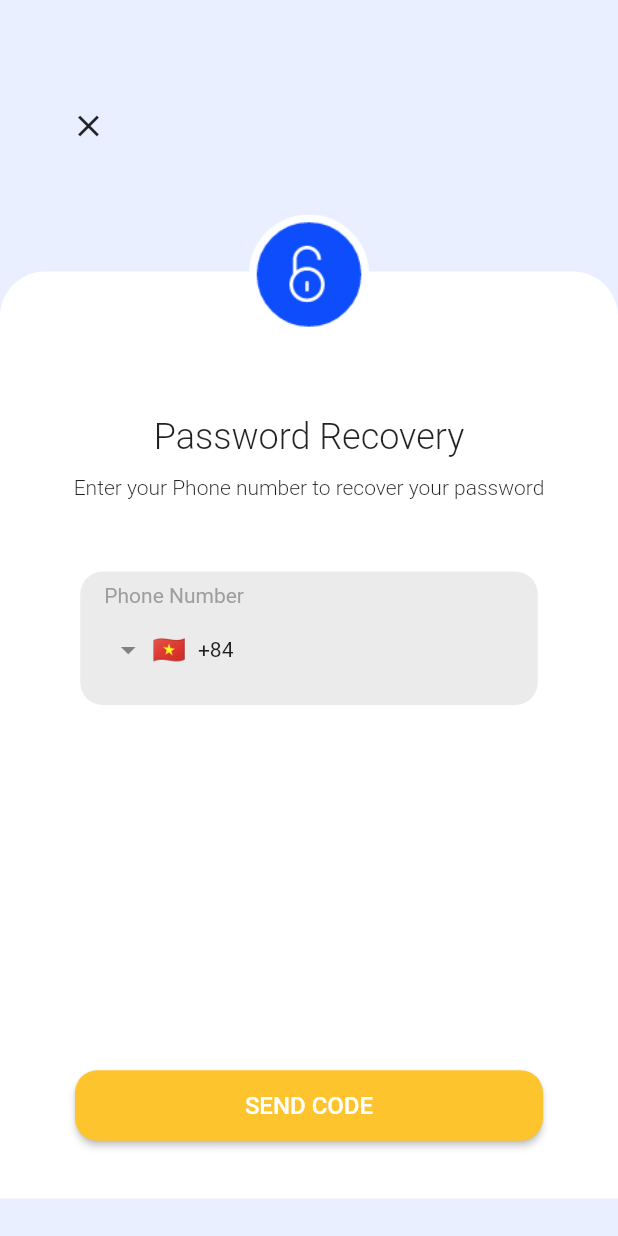
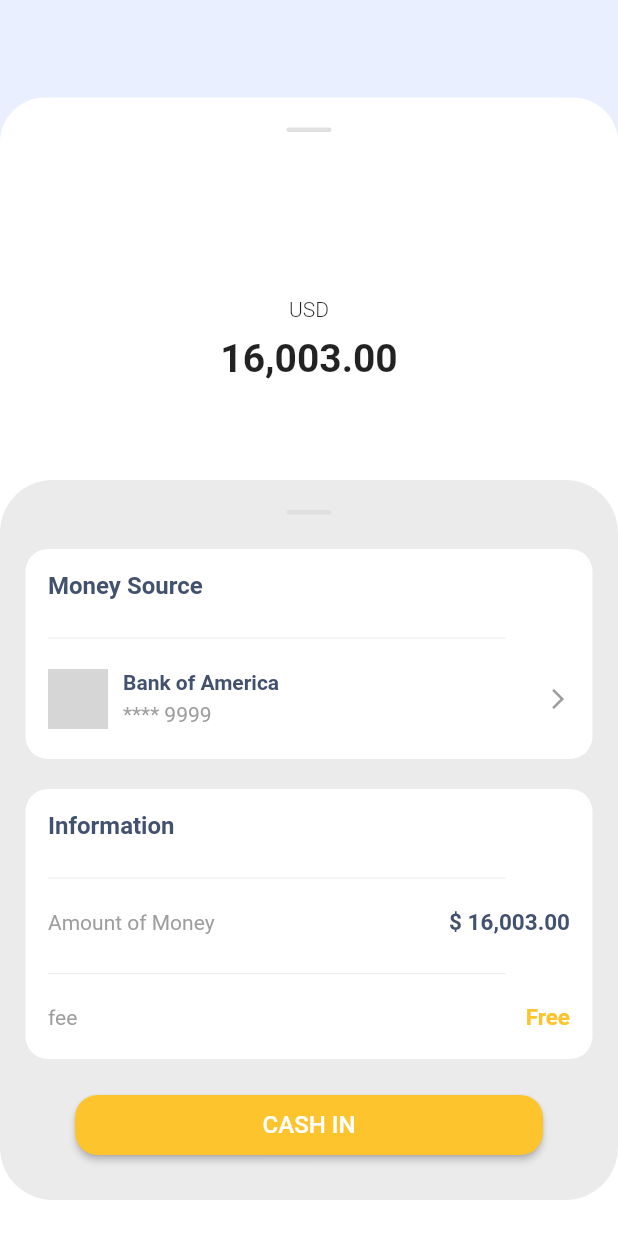
Before and after one commit to AhmedNasser1999/walt, a Flutter app: the screen it shows after launch, on a phone screen of 412 x 824 dp. Run offline on Flutter 3.47's test engine with Material 2 defaults, Android fonts, the phone set to English and light mode, and no system bars; drawn by our look-alikes of intl_phone_field; our stand-ins replace hexcolor, pinput; missing offline and left inert: mask_input_formatter; grey boxes are pictures that could not be loaded.

Commit message:
abdo1=>20/7

```diff
--- a/lib/components/components.dart
+++ b/lib/components/components.dart
@@ -154,3 +154,19 @@ TextFormField buildTextForm(formatter,TextEditingController controller, hintText
     ),
   );
 }
+Container buildContainerDivider() {
+  return Container(
+    height: 3,
+    width: 30,
+    decoration: BoxDecoration(
+        color: Colors.grey[300],
+        borderRadius: BorderRadius.circular(5)),
+  );
+}
+Container myDivider() {
+  return Container(
+    height: 0.7,
+    width: 305,
+    color: Colors.grey[200],
+  );
+}
--- a/lib/main.dart
+++ b/lib/main.dart
@@ -3,6 +3,9 @@ import 'package:walt/screens/password_recovery/getting_started.dart';
 import 'package:walt/screens/password_recovery/passwordrecovery.dart';
 import 'package:walt/screens/password_recovery/resetpassword.dart';
 import 'package:walt/screens/password_recovery/verifyidentity.dart';
+import 'package:walt/screens/top_up/confirm_toUP.dart';
+import 'package:walt/screens/top_up/popup.dart';
+import 'package:walt/screens/top_up/top_up.dart';
 
 void main() {
   runApp(const MyApp());
@@ -17,7 +20,8 @@ class MyApp extends StatelessWidget {
       theme: ThemeData(
 
       ),
-      home: PasswordRecovery(),
+      home: ConfirmToUpScreen()
+        ,
     );
   }
 }
--- a/lib/screens/password_recovery/getting_started.dart
+++ b/lib/screens/password_recovery/getting_started.dart
@@ -1,6 +1,6 @@
 import 'package:flutter/material.dart';
 import 'package:provider/provider.dart';
-import 'package:walt/Providers/provider1.dart';
+import 'package:walt/Providers/providers.dart';
 
 import '../../components/colors.dart';
 import '../../components/components.dart';
--- a/lib/screens/password_recovery/resetpassword.dart
+++ b/lib/screens/password_recovery/resetpassword.dart
@@ -2,7 +2,7 @@ import 'package:flutter/material.dart';
 import 'package:provider/provider.dart';
 import 'package:walt/components/colors.dart';
 import 'package:walt/screens/password_recovery/getting_started.dart';
-import '../../Providers/provider1.dart';
+import '../../Providers/providers.dart';
 import '../../components/components.dart';
 
 class ResetPassword extends StatelessWidget {
--- a/lib/screens/password_recovery/verifyidentity.dart
+++ b/lib/screens/password_recovery/verifyidentity.dart
@@ -1,7 +1,7 @@
 import 'package:flutter/material.dart';
 import 'package:pinput/pinput.dart';
 import 'package:provider/provider.dart';
-import 'package:walt/Providers/provider1.dart';
+import 'package:walt/Providers/providers.dart';
 import 'package:walt/components/colors.dart';
 import 'package:walt/screens/password_recovery/resetpassword.dart';
 
--- /dev/null
+++ b/lib/screens/top_up/confirm_toUP.dart
@@ -0,0 +1,222 @@
+import 'package:flutter/material.dart';
+import 'package:walt/components/components.dart';
+import 'package:walt/screens/top_up/popup.dart';
+
+import '../../components/colors.dart';
+
+class ConfirmToUpScreen extends StatelessWidget {
+  const ConfirmToUpScreen({Key? key}) : super(key: key);
+
+  @override
+  Widget build(BuildContext context) {
+    return Scaffold(
+      backgroundColor: backColor,
+      body: Container(
+        width: double.infinity,
+        margin: const EdgeInsets.only(top: 65),
+        decoration: const BoxDecoration(
+          color: Colors.white,
+          borderRadius: BorderRadius.only(
+            topLeft: Radius.circular(30),
+            topRight: Radius.circular(30),
+          ),
+        ),
+        child: Column(
+          crossAxisAlignment: CrossAxisAlignment.center,
+          children: [
+            const SizedBox(
+              height: 20,
+            ),
+            buildContainerDivider(),
+            const SizedBox(
+              height: 110,
+            ),
+            const Text(
+              "USD",
+              style: TextStyle(fontWeight: FontWeight.w300),
+            ),
+            const SizedBox(
+              height: 10,
+            ),
+            const Text(
+              "16,003.00",
+              style: TextStyle(fontSize: 26, fontWeight: FontWeight.bold),
+            ),
+            const SizedBox(
+              height: 66,
+            ),
+            Container(
+              height: 480,
+              decoration: BoxDecoration(
+                color: Colors.black.withOpacity(0.08),
+                borderRadius: BorderRadius.circular(35),
+              ),
+              padding: const EdgeInsets.only(
+                  left: 17, right: 17, top: 20, bottom: 20),
+              child: Column(
+                children: [
+                  buildContainerDivider(),
+                  const SizedBox(
+                    height: 23,
+                  ),
+                  Container(
+                    height: 140,
+                    width: double.infinity,
+                    decoration: BoxDecoration(
+                        color: Colors.white,
+                        borderRadius: BorderRadius.circular(15)),
+                    padding: const EdgeInsets.all(15),
+                    child: Column(
+                      crossAxisAlignment: CrossAxisAlignment.start,
+                      children: [
+                        Text(
+                          "Money Source",
+                          style: TextStyle(
+                              fontSize: 16,
+                              fontWeight: FontWeight.bold,
+                              color: iconColor),
+                        ),
+                        const SizedBox(
+                          height: 25,
+                        ),
+                        myDivider(),
+                        const SizedBox(
+                          height: 20,
+                        ),
+                        Row(
+                          crossAxisAlignment: CrossAxisAlignment.center,
+                          children: [
+                            Image.asset(
+                              'assets/images/ambank.png',
+                              height: 40,
+                              width: 40,
+                              fit: BoxFit.cover,
+                            ),
+                            const SizedBox(
+                              width: 10,
+                            ),
+                            Column(
+                              crossAxisAlignment: CrossAxisAlignment.start,
+                              children: [
+                                Text(
+                                  "Bank of America ",
+                                  style: TextStyle(
+                                      fontSize: 14,
+                                      color: iconColor,
+                                      fontWeight: FontWeight.bold),
+                                ),
+                                const SizedBox(
+                                  height: 5,
+                                ),
+                                const Text(
+                                  "**** 9999 ",
+                                  style: TextStyle(color: Colors.grey),
+                                )
+                              ],
+                            ),
+                            const Spacer(),
+                            InkWell(
+                                onTap: () {},
+                                child: const Icon(
+                                  Icons.arrow_forward_ios_sharp,
+                                  size: 16,
+                                  color: Colors.grey,
+                                ))
+                          ],
+                        )
+                      ],
+                    ),
+                  ),
+                  const SizedBox(
+                    height: 20,
+                  ),
+                  Container(
+                      height: 180,
+                      decoration: BoxDecoration(
+                          color: Colors.white,
+                          borderRadius: BorderRadius.circular(15)),
+                      padding: const EdgeInsets.all(15),
+                      child: Column(
+                        crossAxisAlignment: CrossAxisAlignment.start,
+                        children: [
+                          Text(
+                            "Information",
+                            style: TextStyle(
+                                fontSize: 16,
+                                fontWeight: FontWeight.bold,
+                                color: iconColor),
+                          ),
+                          const SizedBox(
+                            height: 25,
+                          ),
+                          myDivider(),
+                          const SizedBox(
+                            height: 20,
+                          ),
+                          Row(
+                            crossAxisAlignment: CrossAxisAlignment.center,
+                            children: [
+                              const Text(
+                                "Amount of Money ",
+                                style:
+                                    TextStyle(fontSize: 14, color: Colors.grey),
+                              ),
+                              const Spacer(),
+                              Text(
+                                "\$ 16,003.00",
+                                style: TextStyle(
+                                    fontSize: 15,
+                                    color: iconColor,
+                                    fontWeight: FontWeight.bold),
+                              )
+                            ],
+                          ),
+                          const SizedBox(
+                            height: 25,
+                          ),
+                          myDivider(),
+                          const SizedBox(
+                            height: 20,
+                          ),
+                          Row(
+                            crossAxisAlignment: CrossAxisAlignment.center,
+                            children: [
+                              const Text(
+                                "fee",
+                                style:
+                                    TextStyle(fontSize: 14, color: Colors.grey),
+                              ),
+                              const Spacer(),
+                              Text(
+                                "Free",
+                                style: TextStyle(
+                                    fontSize: 15,
+                                    color: primaryColor,
+                                    fontWeight: FontWeight.bold),
+                              )
+                            ],
+                          ),
+                        ],
+                      )),
+                  const SizedBox(
+                    height: 20,
+                  ),
+                  buildElevatedButton(
+                      onPrimary: Colors.white,
+                      height: 40.0,
+                      width: 280.0,
+                      text: "CASH IN",
+                      onPressed: () {
+                        showDialog(
+                            context: context,
+                            builder: (context) => const PopUp());
+                      }),
+                ],
+              ),
+            ),
+          ],
+        ),
+      ),
+    );
+  }
+}
```
Also changed, not shown: lib/screens/top_up/popup.dart (added, +87 -0 lines), lib/screens/top_up/top_up.dart (added, +69 -0 lines), lib/Providers/providers.dart (renamed from lib/Providers/provider1.dart), lib/components/colors.dart (line endings or trailing spaces).
